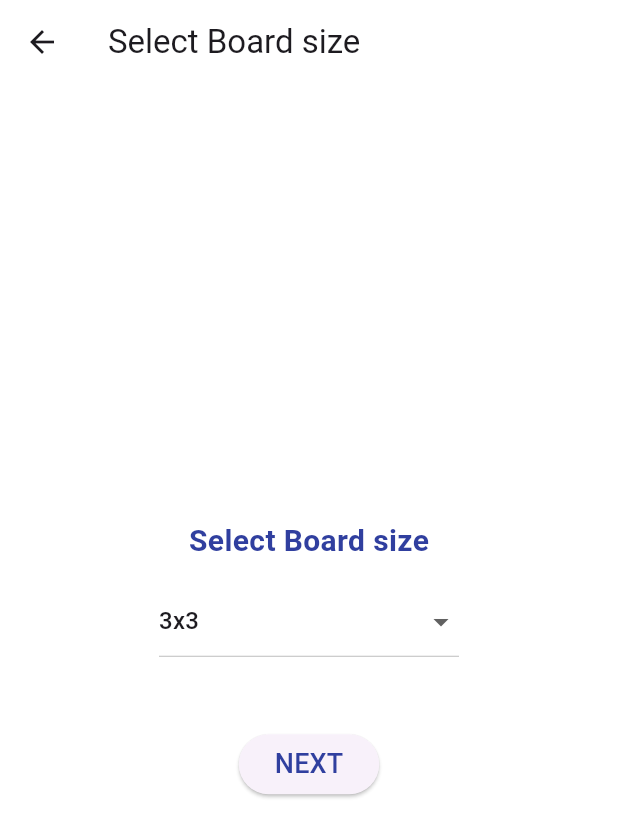
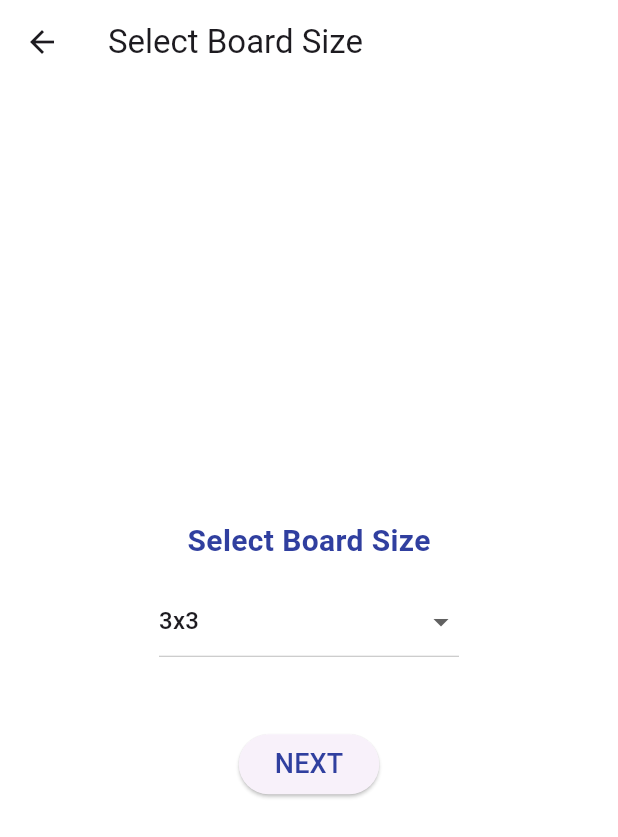
Before and after one commit to NashiZz/xo_game, a Flutter app: the SelectBoardSizeScreen screen opened directly, on a phone screen of 412 x 824 dp. Shown: the top 837 px of the screen. Run offline on Flutter 3.47's test engine with Material 3 defaults, Android fonts, the phone set to English and light mode, and no system bars; our stand-ins replace cloud_firestore, firebase_auth, firebase_core, google_fonts; accounts and stored records are empty; network calls fail; Roboto replaces fonts that are missing (Kanit).

Commit message:
editBug_finish

```diff
--- a/lib/screens/select_board.dart
+++ b/lib/screens/select_board.dart
@@ -1,4 +1,5 @@
 import 'package:flutter/material.dart';
+import 'package:flutter/services.dart';
 import 'package:xo_game/screens/select_player.dart';
 
 class SelectBoardSizeScreen extends StatefulWidget {
@@ -10,7 +11,7 @@ class SelectBoardSizeScreen extends StatefulWidget {
 
 class _SelectBoardSizeScreenState extends State<SelectBoardSizeScreen> {
   String? _selectedSize;
-  TextEditingController _customSizeController = TextEditingController();
+  final TextEditingController _customSizeController = TextEditingController();
 
   @override
   void initState() {
@@ -23,7 +24,7 @@ class _SelectBoardSizeScreenState extends State<SelectBoardSizeScreen> {
   Widget build(BuildContext context) {
     return Scaffold(
       appBar: AppBar(
-        title: const Text('Select Board size'),
+        title: const Text('Select Board Size'),
         backgroundColor: Colors.white,
       ),
       body: Container(
@@ -34,11 +35,12 @@ class _SelectBoardSizeScreenState extends State<SelectBoardSizeScreen> {
             mainAxisAlignment: MainAxisAlignment.center,
             children: [
               Text(
-                'Select Board size',
+                'Select Board Size',
                 style: TextStyle(
-                    fontSize: 20,
-                    fontWeight: FontWeight.bold,
-                    color: Colors.indigo.shade700),
+                  fontSize: 20,
+                  fontWeight: FontWeight.bold,
+                  color: Colors.indigo.shade700,
+                ),
               ),
               const SizedBox(height: 15),
               SizedBox(
@@ -72,15 +74,29 @@ class _SelectBoardSizeScreenState extends State<SelectBoardSizeScreen> {
                     keyboardType: TextInputType.number,
                     decoration: const InputDecoration(
                       border: OutlineInputBorder(),
-                      labelText: 'size',
+                      labelText: 'Size',
+                      hintText: 'Enter a positive integer',
                     ),
+                    inputFormatters: [
+                      FilteringTextInputFormatter.digitsOnly,
+                    ],
                   ),
                 ),
               const SizedBox(height: 20),
               ElevatedButton(
                 onPressed: () {
-                  int size = int.tryParse(_customSizeController.text) ??
-                      int.parse(_selectedSize!.split('x').first);
+                  final inputText = _customSizeController.text;
+                  final size = int.tryParse(inputText);
+
+                  if (size == null || size <= 0) {
+                    ScaffoldMessenger.of(context).showSnackBar(
+                      SnackBar(
+                        content: Text('Please enter a valid positive integer'),
+                      ),
+                    );
+                    return;
+                  }
+
                   Navigator.push(
                     context,
                     MaterialPageRoute(
```
Also changed, not shown: lib/screens/game_screen.dart (+12 -4 lines).
